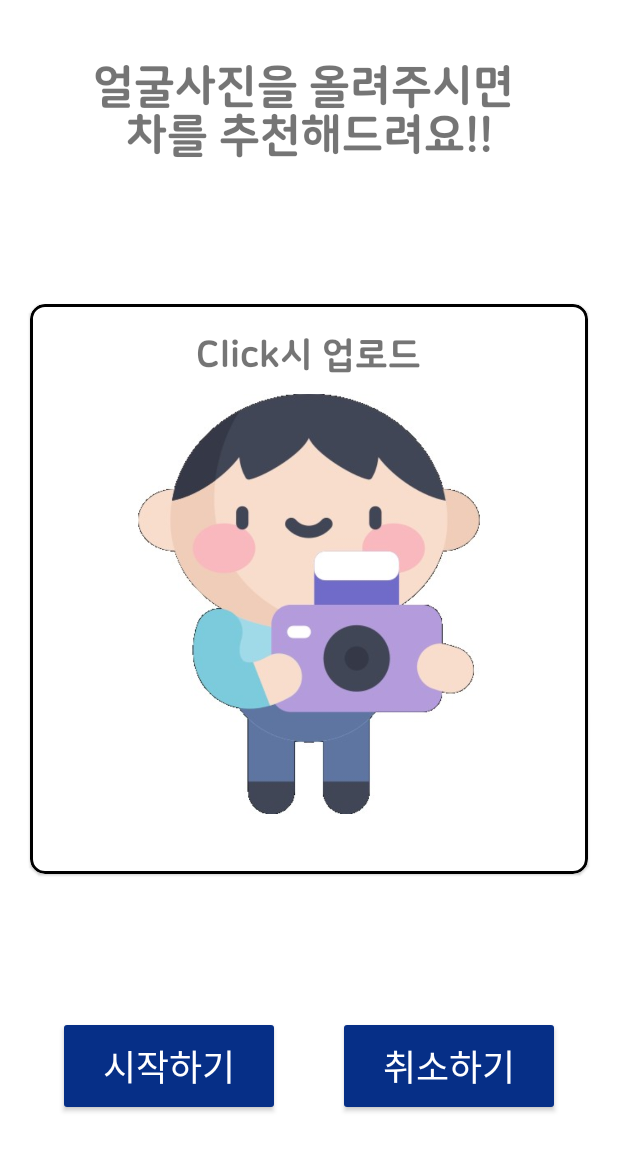
After one commit to elecguitar/Elecguitar_Android, an Android app: the layout fragment_recommend.xml on its own in the app's theme, with its tools: preview values and no code run, on a phone screen of 412 x 824 dp. The commit adds this screen. Shown: the top 1151 px of the screen. Run offline under Robolectric (Android 15) with nearby library versions, the phone set to English and light mode, and no system bars.

Commit message:
close #53 [Feat] 사진 선택하는 프래그먼트 구현

```diff
--- a/app/build.gradle
+++ b/app/build.gradle
@@ -86,6 +86,8 @@ dependencies {
     implementation platform('com.google.firebase:firebase-bom:28.2.0')
     implementation 'com.google.firebase:firebase-messaging-ktx'
 
+    implementation 'com.android.support:design:27.0.0'
+
     implementation 'androidx.core:core-ktx:1.7.0'
     implementation 'androidx.appcompat:appcompat:1.5.1'
     implementation 'com.google.android.material:material:1.7.0'
--- a/app/src/main/AndroidManifest.xml
+++ b/app/src/main/AndroidManifest.xml
@@ -7,6 +7,8 @@
     <uses-permission android:name="android.permission.BLUETOOTH_SCAN" />
     <uses-permission android:name="android.permission.BLUETOOTH_ADVERTISE" />
     <uses-permission android:name="android.permission.BLUETOOTH_CONNECT" />
+
+    <uses-permission android:name="android.permission.VIBRATE" />
 
     <uses-feature
         android:name="android.hardware.bluetooth"
--- a/app/src/main/java/com/elecguitar/android/viewmodel/MainViewModel.kt
+++ b/app/src/main/java/com/elecguitar/android/viewmodel/MainViewModel.kt
@@ -26,6 +26,8 @@ class MainViewModel: ViewModel() {
     var currPositionLng: Double? = null
     var tts: TextToSpeech? = null
 
-
     var isDialogShow = false
+    var isUpload = false
+    var isStartRecommend = true
+    var prevFragmentPos = 4
 }
--- /dev/null
+++ b/app/src/main/res/layout/fragment_recommend.xml
@@ -0,0 +1,99 @@
+<?xml version="1.0" encoding="utf-8"?>
+<androidx.constraintlayout.widget.ConstraintLayout xmlns:android="http://schemas.android.com/apk/res/android"
+    xmlns:tools="http://schemas.android.com/tools"
+    xmlns:app="http://schemas.android.com/apk/res-auto"
+    android:layout_width="match_parent"
+    android:layout_height="match_parent"
+    tools:context=".fragment.RecommendFragment">
+
+    <TextView
+        android:id="@+id/tv_rc_title"
+        android:layout_width="wrap_content"
+        android:layout_height="wrap_content"
+        android:fontFamily="@font/nanum_square_round_extra_bold"
+        android:text="얼굴사진을 올려주시면 \n차를 추천해드려요!!"
+        android:textSize="30sp"
+        android:layout_marginTop="40dp"
+        android:gravity="center"
+        app:layout_constraintTop_toTopOf="parent"
+        app:layout_constraintStart_toStartOf="parent"
+        app:layout_constraintEnd_toEndOf="parent"/>
+
+    <com.google.android.material.card.MaterialCardView
+        android:id="@+id/cv_rc"
+        android:layout_width="match_parent"
+        android:layout_height="wrap_content"
+        android:layout_marginLeft="20dp"
+        android:layout_marginRight="20dp"
+        app:layout_constraintTop_toBottomOf="@+id/tv_rc_title"
+        app:layout_constraintBottom_toTopOf="@+id/layout_rc_btns"
+        app:strokeWidth="2dp"
+        app:strokeColor="@color/black"
+        app:cardCornerRadius="10dp">
+
+        <androidx.appcompat.widget.AppCompatImageView
+            android:id="@+id/tv_rc_img"
+            android:layout_width="match_parent"
+            android:layout_height="280dp"
+            android:layout_marginTop="60dp"
+            android:layout_marginStart="40dp"
+            android:layout_marginEnd="40dp"
+            android:layout_marginBottom="40dp"
+            android:src="@drawable/default_camera"/>
+
+        <TextView
+            android:id="@+id/textView"
+            android:layout_width="wrap_content"
+            android:layout_height="wrap_content"
+            android:layout_gravity="center_horizontal"
+            android:layout_marginTop="20dp"
+            android:fontFamily="@font/nanum_square_round_extra_bold"
+            android:text="Click시 업로드"
+            android:textSize="24sp"/>
+
+    </com.google.android.material.card.MaterialCardView>
+
+    <androidx.constraintlayout.widget.ConstraintLayout
+        android:id="@+id/layout_rc_btns"
+        android:layout_width="match_parent"
+        android:layout_height="wrap_content"
+        android:layout_marginBottom="80dp"
+        app:layout_constraintTop_toBottomOf="@+id/tv_rc_cv"
+        app:layout_constraintBottom_toBottomOf="parent"
+        app:layout_constraintEnd_toEndOf="parent"
+        app:layout_constraintStart_toStartOf="parent">
+
+        <androidx.appcompat.widget.AppCompatButton
+            android:id="@+id/btn_rc_start"
+            android:layout_width="wrap_content"
+            android:layout_height="wrap_content"
+            android:backgroundTint="@color/elecguitar_blue"
+            android:paddingVertical="15dp"
+            android:paddingHorizontal="30dp"
+            android:text="시작하기"
+            android:textColor="@color/white"
+            android:textSize="24sp"
+            app:layout_constraintBottom_toBottomOf="parent"
+            app:layout_constraintEnd_toStartOf="@+id/btn_rc_cancel"
+            app:layout_constraintStart_toStartOf="parent"
+            app:layout_constraintTop_toTopOf="parent" />
+
+        <androidx.appcompat.widget.AppCompatButton
+            android:id="@+id/btn_rc_cancel"
+            android:layout_width="wrap_content"
+            android:layout_height="wrap_content"
+            android:backgroundTint="@color/elecguitar_blue"
+            android:paddingVertical="15dp"
+            android:paddingHorizontal="30dp"
+            android:text="취소하기"
+            android:textColor="@color/white"
+            android:textSize="24sp"
+            app:layout_constraintBottom_toBottomOf="parent"
+            app:layout_constraintEnd_toEndOf="parent"
+            app:layout_constraintStart_toEndOf="@+id/btn_rc_start"
+            app:layout_constraintTop_toTopOf="parent"
+            />
+    </androidx.constraintlayout.widget.ConstraintLayout>
+
+
+</androidx.constraintlayout.widget.ConstraintLayout>
```
Also changed, not shown: app/src/main/java/com/elecguitar/android/ApplicationClass.kt (+8 -13 lines), app/src/main/java/com/elecguitar/android/activity/MainActivity.kt (+96 -11 lines), app/src/main/java/com/elecguitar/android/fragment/RecommendFragment.kt (added, +116 -0 lines), app/src/main/res/drawable/default_camera.png (added).
